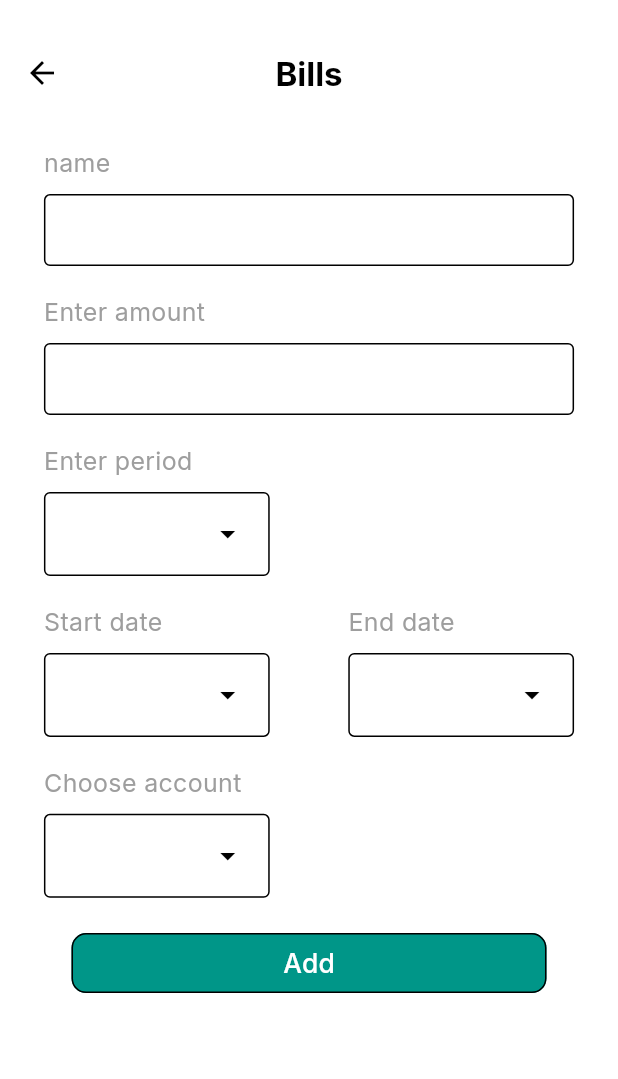
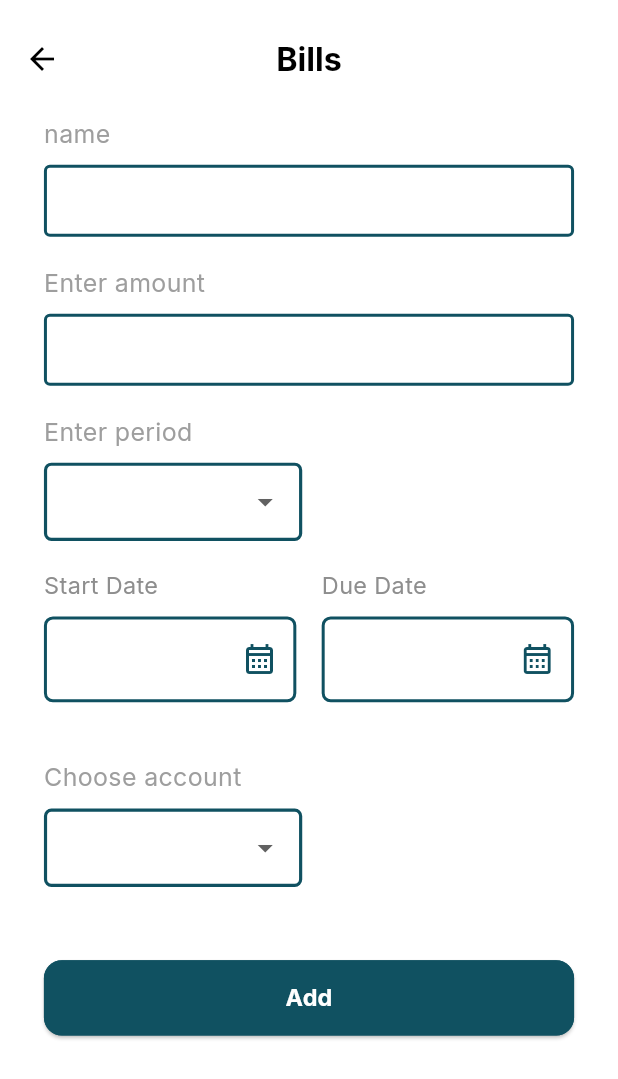
Before and after one commit to wealthwiseteam/wealth-wise-app, a Flutter app: the AddBills screen opened directly, on a phone screen of 412 x 824 dp. Shown: the top 1079 px of the screen. Run offline on Flutter 3.47's test engine with Material 2 defaults, Android fonts, the phone set to English and light mode, and no system bars; our stand-ins replace another_flushbar, dio, dotted_border, equatable, flutter_bloc, flutter_screenutil and 4 more.

Commit message:
fix: refactor the structure of bills ui

```diff
--- a/lib/main.dart
+++ b/lib/main.dart
@@ -5,7 +5,7 @@ import 'package:flutter_screenutil/flutter_screenutil.dart';
 import 'package:wealth_wise/resources/localization/generated/l10n.dart';
 import 'package:wealth_wise/resources/router/app_router.dart';
 import 'package:wealth_wise/resources/styles/app_theme.dart';
-import 'package:wealth_wise/view/pages/bills/add-bills.dart';
+import 'package:wealth_wise/view/pages/bills/all_bills/bills_screen.dart';
 import 'package:wealth_wise/view_model/view_model.dart';
 
 void main() {
@@ -44,7 +44,7 @@ class MyApp extends StatelessWidget {
               physics: const BouncingScrollPhysics(),
             ),
             onGenerateRoute: RouteGenerate.getRoute,
-            home: AddBills(),
+            home: AllBillsPage(),
           ),
         );
       },
--- a/lib/resources/styles/app_theme.dart
+++ b/lib/resources/styles/app_theme.dart
@@ -13,9 +13,7 @@ class AppTheme {
     /// App Bar Theme
     appBarTheme: const AppBarTheme(backgroundColor: AppColors.white),
     colorScheme: const ColorScheme.light(
-      primary: AppColors.mintGreen,
-
-    ),
+        primary: AppColors.mintGreen, onPrimaryContainer: Colors.white),
 
     /// Card Theme
     cardTheme: const CardTheme(color: AppColors.white),
--- a/lib/view/pages/bills/add-bills.dart
+++ /dev/null
@@ -1,92 +0,0 @@
-import 'package:flutter/material.dart';
-import 'package:flutter_screenutil/flutter_screenutil.dart';
-import 'package:wealth_wise/view/pages/bills/models.dart';
-import 'package:wealth_wise/view/widgets/public_text.dart';
-
-class AddBills extends StatelessWidget {
-   AddBills({super.key});
-  var nameCont = TextEditingController();
-  var amountCont = TextEditingController();
-  @override
-  Widget build(BuildContext context) {
-    return Scaffold(
-      appBar: AppBar(
-        leading: IconButton(
-            onPressed: () {}, icon: const Icon(Icons.arrow_back)),
-        title: const PublicText(
-          txt: 'Bills',
-          fw: FontWeight.bold,
-          size: 22,
-        ),
-        centerTitle: true,
-        toolbarHeight: 100.h,
-      ),
-      body: Padding(
-        padding: EdgeInsets.symmetric(horizontal: 30.h),
-        child: Column(
-          crossAxisAlignment: CrossAxisAlignment.start,
-          children: [
-            FirstModel(
-              cont: nameCont,
-              title: 'name',
-            ),
-            SizedBox(
-              height: 20.h,
-            ),
-            FirstModel(
-                cont: amountCont,
-                title: 'Enter amount',
-            ),
-
-            SizedBox(
-              height: 20.h,
-            ),
-
-            SecondModel(title: 'Enter period'),
-            SizedBox(
-              height: 20.h,
-            ),
-            Row(
-              children: [
-                SecondModel(title: 'Start date'),
-                const Spacer(),
-                SecondModel(title: 'End date'),
-              ],
-            ),
-             SizedBox(
-               height: 20.h,
-             ),
-            SecondModel(title: 'Choose account'),
-            SizedBox(
-              height: 20.h,
-            ),
-            Row(
-              children: [
-                const Spacer(),
-                OutlinedButton(
-                    onPressed: () {},
-                  style: OutlinedButton.styleFrom(
-                    shape: RoundedRectangleBorder(
-                      borderRadius: BorderRadius.circular(10.h)
-                    ),
-                    backgroundColor: Colors.teal
-                  ),
-                    child: Padding(
-                      padding: EdgeInsets.symmetric(horizontal: 120.h),
-                      child: PublicText(
-                        txt: 'Add',
-                        color: Colors.white,
-                        size: 18.h,
-                        fw: FontWeight.w500,
-                      ),
-                    ),
-                ),
-                const Spacer(),
-              ],
-            )
-          ],
-        ),
-      ),
-    );
-  }
-}
--- /dev/null
+++ b/lib/view/pages/bills/add_bill/add_bill_page.dart
@@ -0,0 +1,201 @@
+import 'package:flutter/material.dart';
+import 'package:flutter_screenutil/flutter_screenutil.dart';
+import 'package:wealth_wise/resources/extensions/extensions.dart';
+import 'package:wealth_wise/resources/localization/generated/l10n.dart';
+import 'package:wealth_wise/resources/styles/app_colors.dart';
+import 'package:wealth_wise/view/pages/bills/add_bill/components/text_field_models.dart';
+import 'package:wealth_wise/view/widgets/public_button.dart';
+import 'package:wealth_wise/view/widgets/public_text.dart';
+
+class AddBills extends StatefulWidget {
+  const AddBills({super.key});
+
+  @override
+  State<AddBills> createState() => _AddBillsState();
+}
+
+class _AddBillsState extends State<AddBills> {
+  late final TextEditingController nameCont;
+  late final TextEditingController amountCont;
+
+  @override
+  void initState() {
+    super.initState();
+    nameCont = TextEditingController();
+    amountCont = TextEditingController();
+  }
+
+  @override
+  void dispose() {
+    nameCont.dispose();
+    amountCont.dispose();
+    super.dispose();
+  }
+
+  @override
+  Widget build(BuildContext context) {
+    return Scaffold(
+      appBar: AppBar(
+        centerTitle: true,
+        toolbarHeight: 80.h,
+        leading: IconButton(
+          onPressed: () {},
+          icon: const Icon(Icons.arrow_back),
+        ),
+        title: PublicText(
+          txt: 'Bills',
+          fw: FontWeight.bold,
+          size: 22.sp,
+        ),
+      ),
+      body: Padding(
+        padding: EdgeInsets.symmetric(horizontal: 30.h),
+        child: SingleChildScrollView(
+          child: Column(
+            crossAxisAlignment: CrossAxisAlignment.start,
+            children: [
+              FirstModel(
+                cont: nameCont,
+                title: 'name',
+              ),
+              SizedBox(
+                height: 20.h,
+              ),
+              FirstModel(
+                cont: amountCont,
+                title: 'Enter amount',
+              ),
+              SizedBox(
+                height: 20.h,
+              ),
+              const SecondModel(title: 'Enter period'),
+              SizedBox(
+                height: 20.h,
+              ),
+
+              /// Dates
+              Row(
+                children: [
+                  /// Start Date
+                  Expanded(
+                    child: Column(
+                      crossAxisAlignment: CrossAxisAlignment.start,
+                      children: [
+                        PublicText(
+                          txt: S.of(context).startDate,
+                          color: AppColors.subtitleGrey,
+                        ),
+                        10.ph,
+                        InkWell(
+                          onTap: () {
+                            showDatePicker(
+                              context: context,
+                              initialDate: DateTime.now(),
+                              firstDate: DateTime.now(),
+                              lastDate: DateTime(2040),
+                            );
+                          },
+                          child: Container(
+                            padding: EdgeInsets.symmetric(
+                                horizontal: 10.w, vertical: 15.h),
+                            decoration: BoxDecoration(
+                              border: Border.all(
+                                color: AppColors.mintGreen,
+                                width: 2,
+                              ),
+                              borderRadius: BorderRadius.circular(6),
+                            ),
+                            child: const Row(
+                              mainAxisAlignment: MainAxisAlignment.spaceBetween,
+                              children: [
+                                PublicText(
+                                  txt: "",
+                                  color: AppColors.grey,
+                                ),
+                                Icon(
+                                  Icons.calendar_month_outlined,
+                                  color: AppColors.mintGreen,
+                                ),
+                              ],
+                            ),
+                          ),
+                        ),
+                        20.ph,
+                      ],
+                    ),
+                  ),
+                  16.pw,
+
+                  /// Due Date
+                  Expanded(
+                    child: Column(
+                      crossAxisAlignment: CrossAxisAlignment.start,
+                      children: [
+                        PublicText(
+                          txt: S.of(context).dueDate,
+                          color: AppColors.subtitleGrey,
+                        ),
+                        10.ph,
+                        InkWell(
+                          onTap: () {
+                            showDatePicker(
+                              context: context,
+                              initialDate: DateTime.now(),
+                              firstDate: DateTime.now(),
+                              lastDate: DateTime(2040),
+                            );
+                          },
+                          child: Container(
+                            padding: EdgeInsets.symmetric(
+                              horizontal: 10.w,
+                              vertical: 15.h,
+                            ),
+                            decoration: BoxDecoration(
+                              border: Border.all(
+                                color: AppColors.mintGreen,
+                                width: 2,
+                              ),
+                              borderRadius: BorderRadius.circular(6),
+                            ),
+                            child: const Row(
+                              mainAxisAlignment: MainAxisAlignment.spaceBetween,
+                              children: [
+                                PublicText(
+                                  txt: "",
+                                  color: AppColors.grey,
+                                ),
+                                Icon(
+                                  Icons.calendar_month_outlined,
+                                  color: AppColors.mintGreen,
+                                ),
+                              ],
+                            ),
+                          ),
+                        ),
+                        20.ph,
+                      ],
+                    ),
+                  ),
+                ],
+              ),
+
+              SizedBox(
+                height: 20.h,
+              ),
+              const SecondModel(title: 'Choose account'),
+              SizedBox(
+                height: 20.h,
+              ),
+              30.ph,
+              PublicButton(
+                title: "Add",
+                width: double.infinity,
+                onPressed: () {},
+              ),
+            ],
+          ),
+        ),
+      ),
+    );
+  }
+}
--- /dev/null
+++ b/lib/view/pages/bills/add_bill/components/text_field_models.dart
@@ -0,0 +1,101 @@
+import 'package:flutter/material.dart';
+import 'package:flutter_screenutil/flutter_screenutil.dart';
+import 'package:wealth_wise/resources/constants/app_constants.dart';
+import 'package:wealth_wise/resources/styles/app_colors.dart';
+import 'package:wealth_wise/view/pages/first_entering/budget/components/category_item.dart';
+import 'package:wealth_wise/view/pages/first_entering/budget/components/period_item.dart';
+import 'package:wealth_wise/view/widgets/public_text.dart';
+import 'package:wealth_wise/view/widgets/public_text_form_field.dart';
+
+class FirstModel extends StatelessWidget {
+  final TextEditingController cont;
+  final String title;
+  const FirstModel({
+    super.key,
+    required this.cont,
+    required this.title,
+  });
+
+  @override
+  Widget build(BuildContext context) {
+    return Column(
+      crossAxisAlignment: CrossAxisAlignment.start,
+      children: [
+        PublicText(
+          txt: title,
+          color: Colors.grey,
+          size: 17.h,
+        ),
+        SizedBox(
+          height: 10.h,
+        ),
+        PublicTextFormField(
+          controller: cont,
+          validator: (value) {
+            if (value!.isEmpty) {
+              return 'This Field is required';
+            }
+          },
+          border: const OutlineInputBorder(
+            borderSide: BorderSide(
+              width: 2.0,
+              color: AppColors.mintGreen,
+            ),
+          ),
+        )
+      ],
+    );
+  }
+}
+
+class SecondModel extends StatelessWidget {
+  final String title;
+  const SecondModel({
+    super.key,
+    required this.title,
+  });
+
+  @override
+  Widget build(BuildContext context) {
+    return Column(
+      crossAxisAlignment: CrossAxisAlignment.start,
+      children: [
+        PublicText(
+          txt: title,
+          color: Colors.grey,
+          size: 17.h,
+        ),
+        SizedBox(
+          height: 10.h,
+        ),
+        SizedBox(
+          width: (MediaQuery.sizeOf(context).width - 32.w * 2) / 2,
+          child: Container(
+            padding: EdgeInsets.symmetric(
+              horizontal: 10.w,
+            ),
+            decoration: BoxDecoration(
+              border: Border.all(
+                color: AppColors.mintGreen,
+                width: 2.0.w,
+              ),
+              borderRadius: BorderRadius.circular(5),
+            ),
+            child: DropdownButton(
+              isExpanded: true,
+              underline: const SizedBox(),
+              menuMaxHeight: 400.h,
+              items: AppConstants.periodCollection.map((item) {
+                return DropdownMenuItem(
+                  value: item.name,
+                  child: PeridItem(item: item),
+                );
+              }).toList(),
+              onChanged: (value) {},
+            ),
+          ),
+        ),
+      ],
+    );
+  }
+}
--- a/lib/view/pages/bills/models.dart
+++ /dev/null
@@ -1,60 +0,0 @@
-import 'package:flutter/material.dart';
-import 'package:flutter_screenutil/flutter_screenutil.dart';
-import 'package:wealth_wise/view/widgets/public_text.dart';
-import 'package:wealth_wise/view/widgets/public_text_form_field.dart';
-
-class FirstModel extends StatelessWidget {
-
-  TextEditingController cont;
-  String title;
-  FirstModel({
-    required this.cont,
-    required this.title,
-});
-
-  @override
-  Widget build(BuildContext context) {
-        return Column(
-          crossAxisAlignment: CrossAxisAlignment.start,
-          children: [
-            PublicText(txt: title,color: Colors.grey,size: 17.h,),
-            SizedBox(height: 10.h,),
-            PublicTextFormField(
-              controller: cont,
-              validator: (value) {
-                if(value!.isEmpty)
-                  {
-                    return 'This Field is required';
-                  }
-              },
-              border: const OutlineInputBorder(),
-            )
-          ],
-        );
-  }
-}
-
-class SecondModel extends StatelessWidget {
-  String title;
-   SecondModel({super.key,
-    required this.title,
-  });
-
-  @override
-  Widget build(BuildContext context) {
-    return Column(
-      crossAxisAlignment: CrossAxisAlignment.start,
-      children:
-        [
-          PublicText(txt: title,color: Colors.grey,size: 17.h,),
-          SizedBox(height: 10.h,),
-          const DropdownMenu(
-            dropdownMenuEntries: [
-              DropdownMenuEntry(label: 'model1',value: PublicText(txt: '1'),),
-              DropdownMenuEntry(label: 'model2',value: PublicText(txt: '2'),),
-            ],
-          ),
-        ],
-      );
-  }
-}
```
Also changed, not shown: lib/data/dummay_data/dummay_data.dart (+27 -0 lines), lib/view/pages/bills/all_bills/bills_screen.dart (renamed from lib/view/pages/bills/bills_screen.dart, +38 -56 lines), lib/view/widgets/bills_transaction_card.dart (+6 -4 lines), lib/view_model/view_model.dart (+6 -9 lines).
